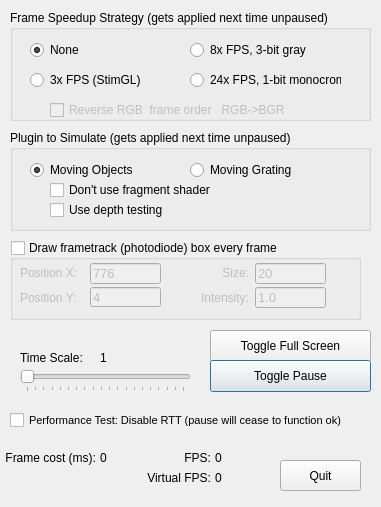
This is dialog.ui in cculianu/Test_TiDLP4500 as Qt 5 draws it before an edit. The edited form follows.
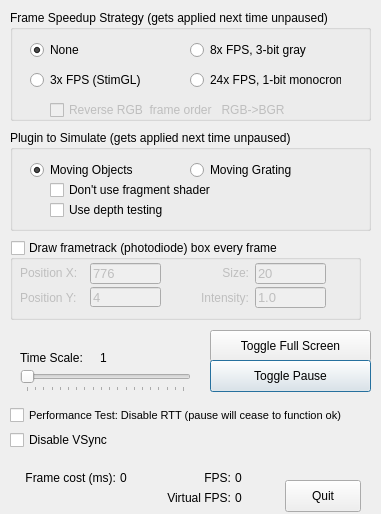
This is the edited form. Icons and pictures are not drawn.

Patch:
```diff
--- a/dialog.ui
+++ b/dialog.ui
@@ -7,7 +7,7 @@
     <x>0</x>
     <y>0</y>
     <width>381</width>
-    <height>507</height>
+    <height>514</height>
    </rect>
   </property>
   <property name="focusPolicy">
@@ -42,10 +42,10 @@
   <widget class="QPushButton" name="quitBut">
    <property name="geometry">
     <rect>
-     <x>280</x>
-     <y>460</y>
-     <width>81</width>
-     <height>31</height>
+     <x>285</x>
+     <y>480</y>
+     <width>76</width>
+     <height>32</height>
     </rect>
    </property>
    <property name="text">
@@ -55,8 +55,8 @@
   <widget class="QLabel" name="label">
    <property name="geometry">
     <rect>
-     <x>180</x>
-     <y>450</y>
+     <x>200</x>
+     <y>470</y>
      <width>31</width>
      <height>16</height>
     </rect>
@@ -71,8 +71,8 @@
   <widget class="QLabel" name="fpsLbl">
    <property name="geometry">
     <rect>
-     <x>215</x>
-     <y>450</y>
+     <x>235</x>
+     <y>470</y>
      <width>51</width>
      <height>16</height>
     </rect>
@@ -85,8 +85,8 @@
    <property name="geometry">
     <rect>
      <x>5</x>
-     <y>450</y>
-     <width>91</width>
+     <y>470</y>
+     <width>111</width>
      <height>16</height>
     </rect>
    </property>
@@ -100,8 +100,8 @@
   <widget class="QLabel" name="renderTimeLbl">
    <property name="geometry">
     <rect>
-     <x>100</x>
-     <y>450</y>
+     <x>120</x>
+     <y>470</y>
      <width>71</width>
      <height>16</height>
     </rect>
@@ -521,7 +521,7 @@
    <property name="geometry">
     <rect>
      <x>10</x>
-     <y>410</y>
+     <y>405</y>
      <width>361</width>
      <height>20</height>
     </rect>
@@ -538,8 +538,8 @@
   <widget class="QLabel" name="label_8">
    <property name="geometry">
     <rect>
-     <x>140</x>
-     <y>470</y>
+     <x>160</x>
+     <y>490</y>
      <width>71</width>
      <height>16</height>
     </rect>
@@ -554,8 +554,8 @@
   <widget class="QLabel" name="vfpsLbl">
    <property name="geometry">
     <rect>
-     <x>215</x>
-     <y>470</y>
+     <x>235</x>
+     <y>490</y>
      <width>51</width>
      <height>16</height>
     </rect>
@@ -564,6 +564,19 @@
     <string>0</string>
    </property>
   </widget>
+  <widget class="QCheckBox" name="disableVSyncChk">
+   <property name="geometry">
+    <rect>
+     <x>10</x>
+     <y>430</y>
+     <width>131</width>
+     <height>20</height>
+    </rect>
+   </property>
+   <property name="text">
+    <string>Disable VSync</string>
+   </property>
+  </widget>
  </widget>
  <layoutdefault spacing="6" margin="11"/>
  <resources>
```
Left out of the diff: 2 changed lines with no effect on the pictures.
